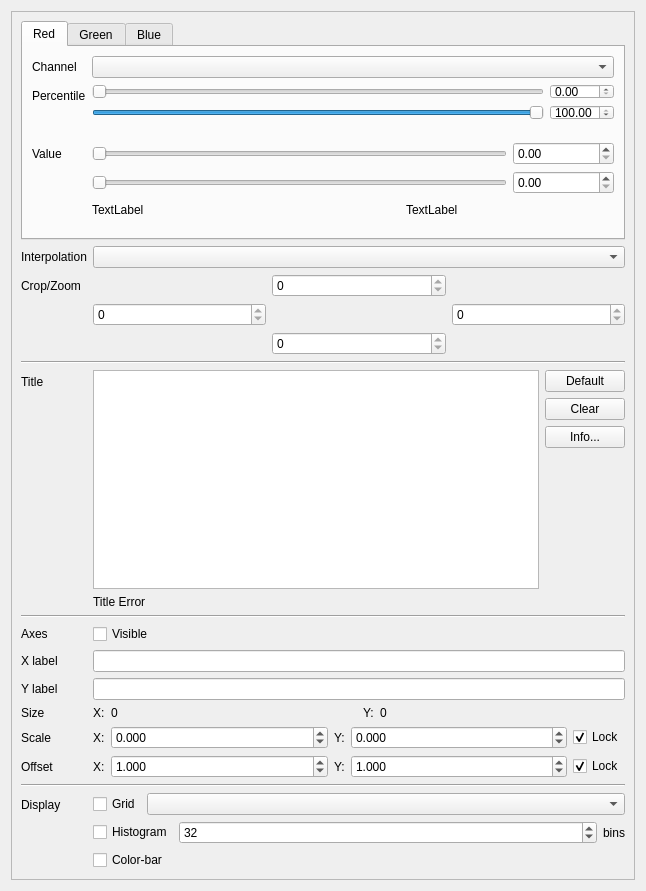
The window that rastools/rasviewer/multi_layer_window.ui (waveform-computing/rastools) describes before a commit, drawn with Qt 5.
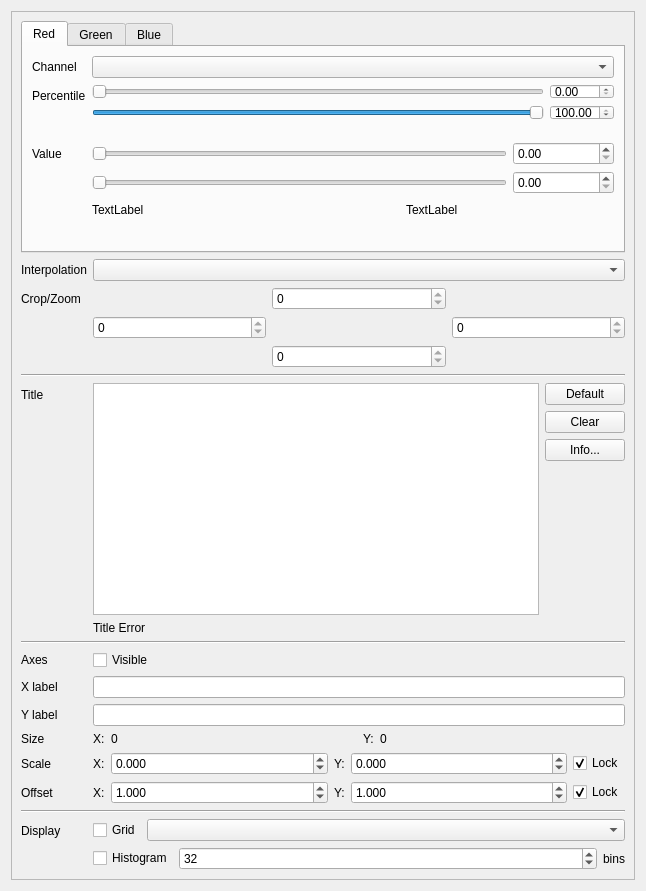
The same window after the commit.

Commit message: Multi-layer (#19) is more or less finished now - just needs testing

Patch:
```diff
--- a/rastools/rasviewer/multi_layer_window.ui
+++ b/rastools/rasviewer/multi_layer_window.ui
@@ -20,6 +20,21 @@
       <enum>Qt::Horizontal</enum>
      </property>
      <widget class="QScrollArea" name="scroll_area">
+      <property name="sizePolicy">
+       <sizepolicy hsizetype="Minimum" vsizetype="Expanding">
+        <horstretch>0</horstretch>
+        <verstretch>0</verstretch>
+       </sizepolicy>
+      </property>
+      <property name="minimumSize">
+       <size>
+        <width>450</width>
+        <height>0</height>
+       </size>
+      </property>
+      <property name="horizontalScrollBarPolicy">
+       <enum>Qt::ScrollBarAlwaysOff</enum>
+      </property>
       <property name="widgetResizable">
        <bool>true</bool>
       </property>
@@ -1131,13 +1146,6 @@
             </item>
            </layout>
           </item>
-          <item>
-           <widget class="QCheckBox" name="colorbar_check">
-            <property name="text">
-             <string>Color-bar</string>
-            </property>
-           </widget>
-          </item>
          </layout>
         </item>
        </layout>
```
Left out of the diff: 1 changed line with no effect on the pictures. The commit also changes 3 other files.
